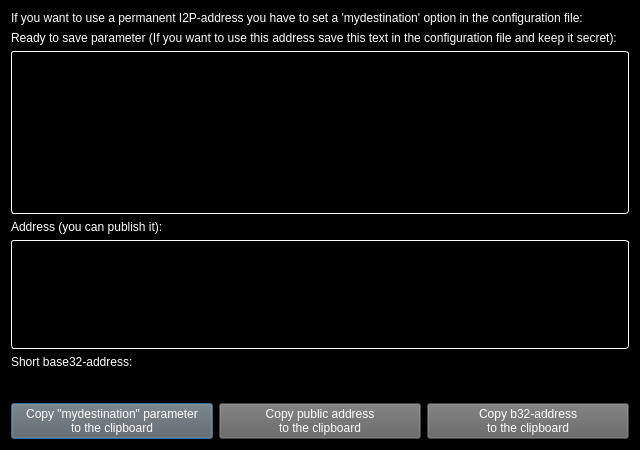
Before: the Qt Designer form src/qt/forms/showi2paddresses.ui in waffle-iron/DarkSilk-Release-Candidate, drawn with Qt 5.
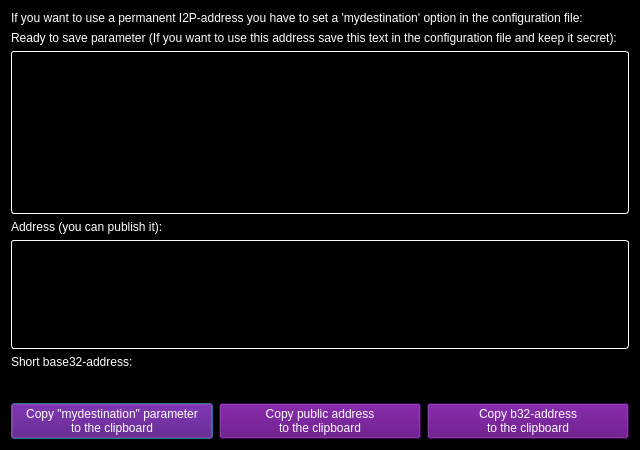
After: the same form once the commit is applied.

```diff
--- a/src/qt/forms/showi2paddresses.ui
+++ b/src/qt/forms/showi2paddresses.ui
@@ -110,8 +110,8 @@
       <widget class="QPushButton" name="privButton">
        <property name="styleSheet">
         <string notr="true">color: rgb(255, 255, 255);
-background-color: rgb(98, 98, 98);
-alternate-background-color: rgb(98, 98, 98);</string>
+background-color: rgb(86, 0, 120);
+alternate-background-color: rgb(86, 0, 120);</string>
        </property>
        <property name="text">
         <string>Copy &quot;mydestination&quot; parameter
@@ -123,8 +123,8 @@
       <widget class="QPushButton" name="pubButton">
        <property name="styleSheet">
         <string notr="true">color: rgb(255, 255, 255);
-background-color: rgb(98, 98, 98);
-alternate-background-color: rgb(98, 98, 98);</string>
+background-color: rgb(86, 0, 120);
+alternate-background-color: rgb(86, 0, 120);</string>
        </property>
        <property name="text">
         <string>Copy public address
@@ -136,8 +136,8 @@
       <widget class="QPushButton" name="b32Button">
        <property name="styleSheet">
         <string notr="true">color: rgb(255, 255, 255);
-background-color: rgb(98, 98, 98);
-alternate-background-color: rgb(98, 98, 98);</string>
+background-color: rgb(86, 0, 120);
+alternate-background-color: rgb(86, 0, 120);</string>
        </property>
        <property name="text">
         <string>Copy b32-address
```
